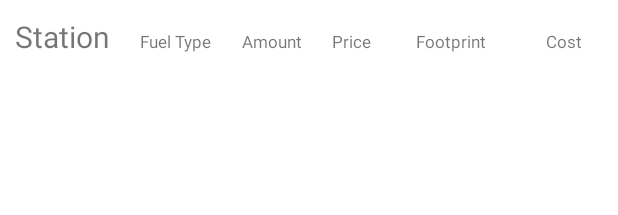
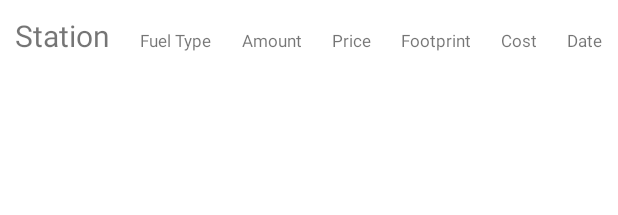
Before and after one commit to zijing8/CMPUT301-A1, an Android app: the layout content.xml on its own in the app's theme, with its tools: preview values and no code run, on a phone screen of 412 x 824 dp. Shown: the top 215 px of the screen. Run offline under Robolectric (Android 15) with nearby library versions, the phone set to English and light mode, and no system bars.

Commit message:
fixed date not showing

```diff
--- a/MyCarFootprint/app/src/main/res/layout/content.xml
+++ b/MyCarFootprint/app/src/main/res/layout/content.xml
@@ -38,7 +38,7 @@
     </TextView>
     <TextView
         android:id="@+id/footprint_text"
-        android:padding="20dp"
+        android:padding="10dp"
         android:textSize="11sp"
         android:layout_width="wrap_content"
         android:layout_height="wrap_content"
@@ -46,7 +46,7 @@
     </TextView>
     <TextView
         android:id="@+id/cost_text"
-        android:padding="20dp"
+        android:padding="10dp"
         android:textSize="11sp"
         android:layout_width="wrap_content"
         android:layout_height="wrap_content"
@@ -54,7 +54,7 @@
     </TextView>
     <TextView
         android:id="@+id/date_text"
-        android:padding="20dp"
+        android:padding="10dp"
         android:textSize="11sp"
         android:layout_width="wrap_content"
         android:layout_height="wrap_content"
```
